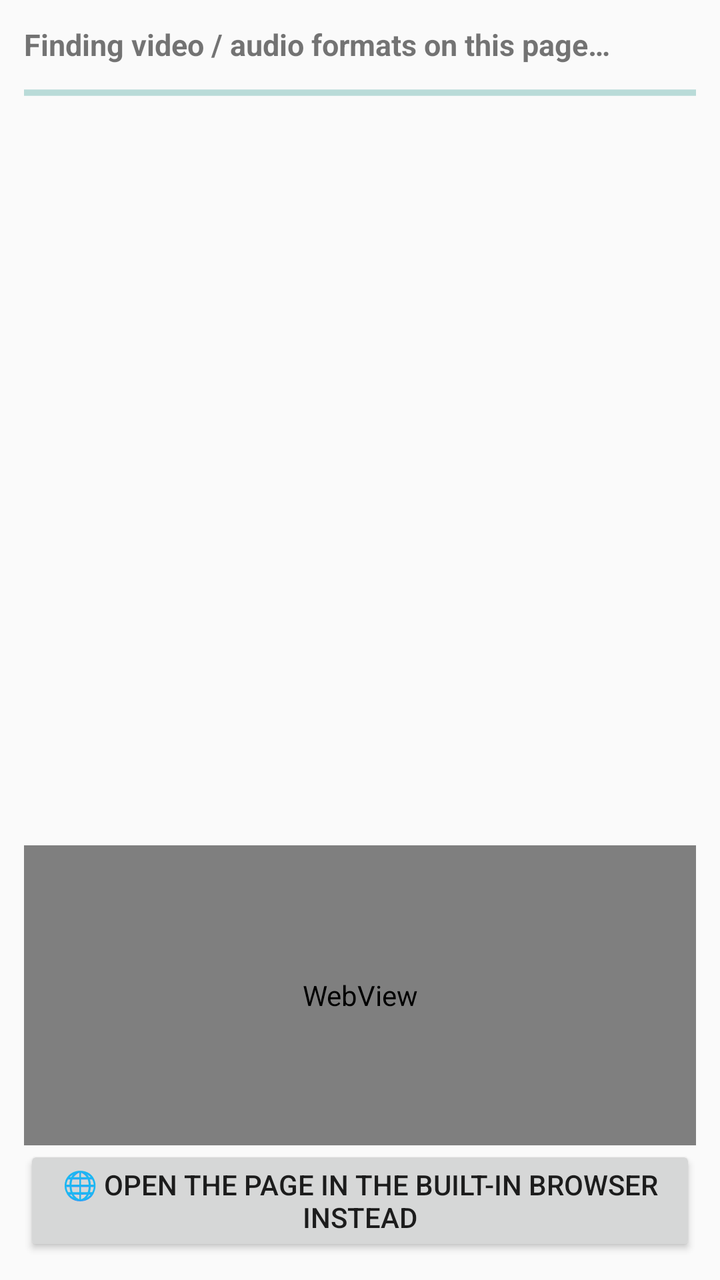
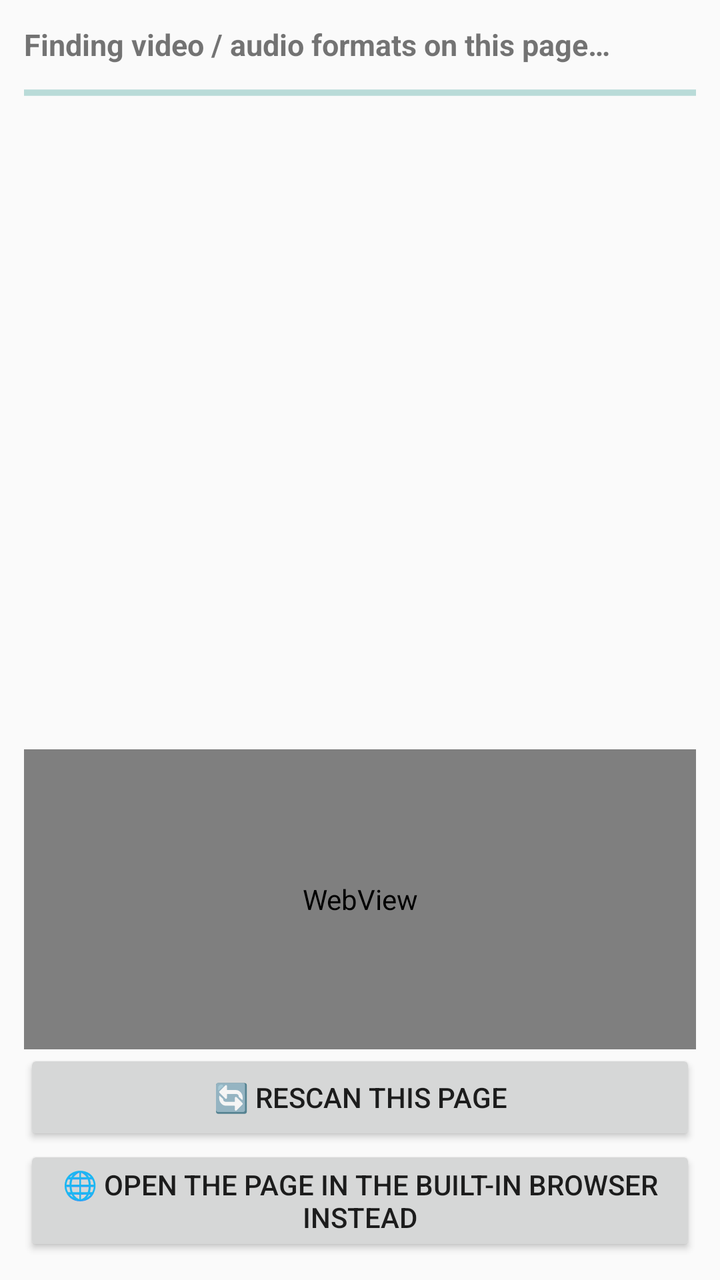

Screens rendered from an Android XML layout before and after an edit, with the pre-edit source and the edit as a unified diff.
<!-- AndroidManifest.xml: application theme android:Theme.Material.Light.DarkActionBar -->
<!-- res/layout/activity_chooser.xml -->
<?xml version="1.0" encoding="utf-8"?>
<LinearLayout xmlns:android="http://schemas.android.com/apk/res/android"
    android:layout_width="match_parent"
    android:layout_height="match_parent"
    android:orientation="vertical"
    android:padding="12dp">

    <TextView
        android:id="@+id/status"
        android:layout_width="match_parent"
        android:layout_height="wrap_content"
        android:text="Finding video / audio formats on this page…"
        android:textSize="15sp"
        android:textStyle="bold"
        android:paddingBottom="6dp" />

    <ProgressBar
        android:id="@+id/progress"
        style="?android:attr/progressBarStyleHorizontal"
        android:layout_width="match_parent"
        android:layout_height="wrap_content"
        android:indeterminate="true" />

    <ListView
        android:id="@+id/list"
        android:layout_width="match_parent"
        android:layout_height="0dp"
        android:layout_weight="1"
        android:dividerHeight="1dp" />

    <WebView
        android:id="@+id/web"
        android:layout_width="match_parent"
        android:layout_height="150dp" />

    <Button
        android:id="@+id/browserBtn"
        android:layout_width="match_parent"
        android:layout_height="wrap_content"
        android:text="🌐 Open the page in the built-in browser instead" />

</LinearLayout>
<!-- resources referenced by this layout -->
<resources>

</resources>

<!-- the commit's change to res/layout/activity_chooser.xml (unified diff, before → after) -->
@@ -34,6 +34,12 @@
         android:layout_height="150dp" />
 
     <Button
+        android:id="@+id/rescanBtn"
+        android:layout_width="match_parent"
+        android:layout_height="wrap_content"
+        android:text="🔄 Rescan this page" />
+
+    <Button
         android:id="@+id/browserBtn"
         android:layout_width="match_parent"
         android:layout_height="wrap_content"
